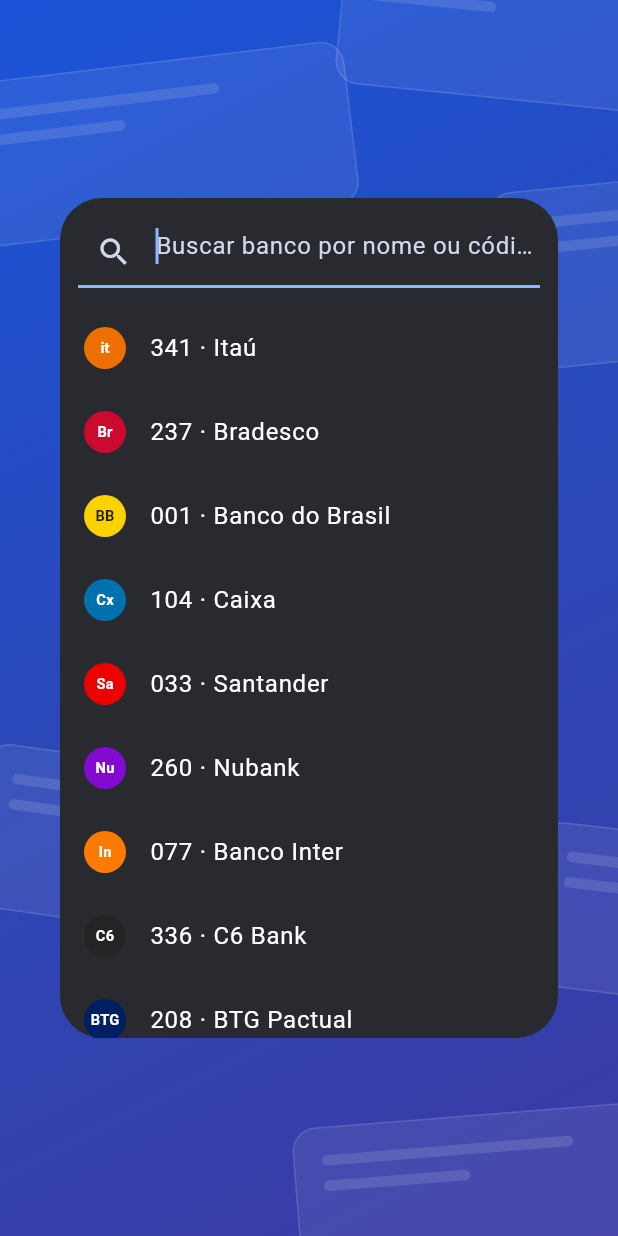
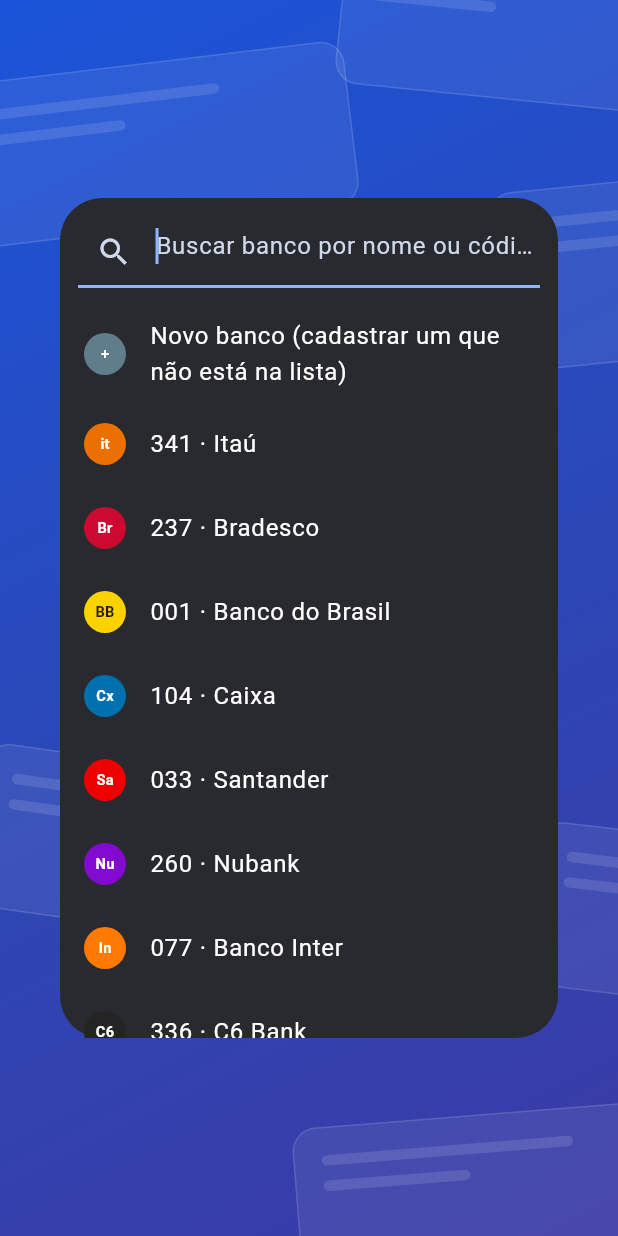
Before and after one commit to valdeiramaral/controle.pessoal, a Flutter app: the _EscolherBanco widget shown alone on an empty page, opened directly, on a phone screen of 412 x 824 dp. Run offline on Flutter 3.47's test engine with Material 3 defaults, Android fonts, the phone set to English and light mode, and no system bars; our stand-ins replace drift, drift_flutter, flutter_local_notifications, flutter_riverpod, flutter_secure_storage, timezone; accounts and stored records are empty; generated files the repository leaves out were written again.

Commit message:
Contas: 'Outro banco' vira 'Novo banco' e fica no topo da lista
Co-Authored-By: Claude Sonnet 5.5 <noreply@anthropic.com>
Claude-Session: https://claude.ai/code/session_01BBJdPGpRE6NQGsK2ezuwoF

```diff
--- a/app/lib/core/bancos.dart
+++ b/app/lib/core/bancos.dart
@@ -37,13 +37,13 @@ const _destaques = <BancoCatalogo>[
 ];
 
 /// Todos os bancos da lista COMPE/Febraban (os destaques primeiro, depois os demais por codigo)
-/// e, no fim, "Outro banco" para quem nao consta na lista.
+/// e, no inicio, "Novo banco" para quem nao consta na lista.
 final catalogoBancos = <BancoCatalogo>[
+  const BancoCatalogo(codigoOutroBanco, 'Novo banco', '+', Color(0xFF607D8B)),
   ..._destaques,
   for (final (codigo, nome) in bancosFebraban)
     if (!_destaques.any((d) => d.codigo == codigo))
       BancoCatalogo(codigo, nome, _sigla(nome), _corDoCodigo(codigo)),
-  const BancoCatalogo(codigoOutroBanco, 'Outro banco', '?', Color(0xFF607D8B)),
 ];
 
 String _sigla(String nome) {
@@ -58,9 +58,9 @@ Color _corDoCodigo(String codigo) {
   return HSLColor.fromAHSL(1, (n * 47) % 360, .45, .32).toColor();
 }
 
-/// Banco pelo codigo; codigos desconhecidos/nulos caem em "Outro banco".
+/// Banco pelo codigo; codigos desconhecidos/nulos caem em "Novo banco".
 BancoCatalogo bancoPorCodigo(String? codigo) =>
-    catalogoBancos.firstWhere((b) => b.codigo == codigo, orElse: () => catalogoBancos.last);
+    catalogoBancos.firstWhere((b) => b.codigo == codigo, orElse: () => catalogoBancos.first);
 
 /// Selo redondo do banco (sigla sobre a cor da marca).
 class SeloBanco extends StatelessWidget {
--- a/app/lib/features/financas/conta_form_page.dart
+++ b/app/lib/features/financas/conta_form_page.dart
@@ -350,7 +350,7 @@ class _EscolherBancoState extends State<_EscolherBanco> {
                 return ListTile(
                   key: Key('banco_${b.codigo}'),
                   leading: SeloBanco(b.codigo, raio: 14),
-                  title: Text(b.codigo == codigoOutroBanco ? 'Outro banco (não está na lista)' : '${b.codigo} · ${b.nome}'),
+                  title: Text(b.codigo == codigoOutroBanco ? 'Novo banco (cadastrar um que não está na lista)' : '${b.codigo} · ${b.nome}'),
                   onTap: () => Navigator.pop(context, b.codigo),
                 );
               },
```
Also changed, not shown: 2 other files.
